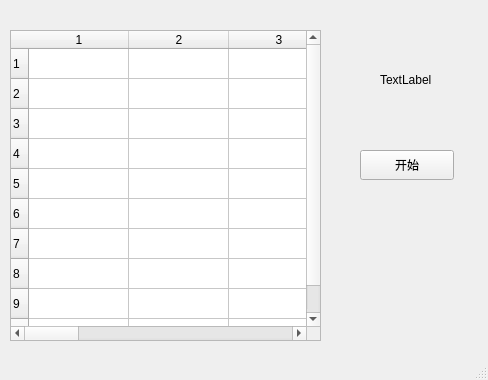
orestonce/MineGame-qt, file MineGameWindow.ui: the form before one commit.
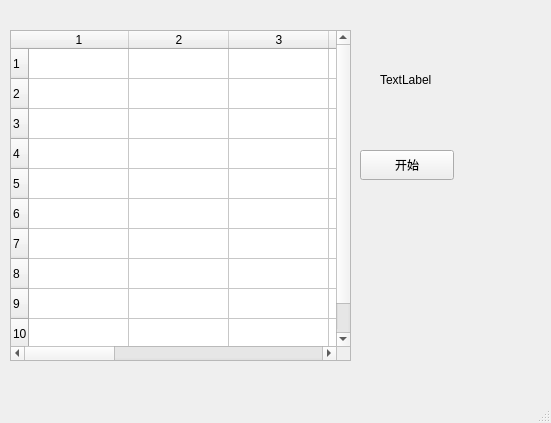
The form after the commit.

Patch:
```diff
--- a/MineGameWindow.ui
+++ b/MineGameWindow.ui
@@ -6,8 +6,8 @@
    <rect>
     <x>0</x>
     <y>0</y>
-    <width>488</width>
-    <height>380</height>
+    <width>551</width>
+    <height>423</height>
    </rect>
   </property>
   <property name="windowTitle">
@@ -19,8 +19,8 @@
      <rect>
       <x>10</x>
       <y>30</y>
-      <width>311</width>
-      <height>311</height>
+      <width>341</width>
+      <height>331</height>
      </rect>
     </property>
     <property name="editTriggers">
```
Left out of the diff: 7 changed lines with no effect on the pictures.
